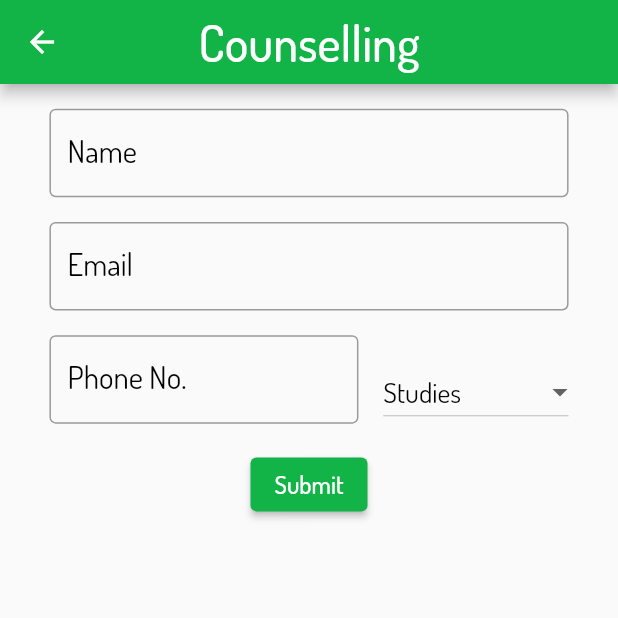
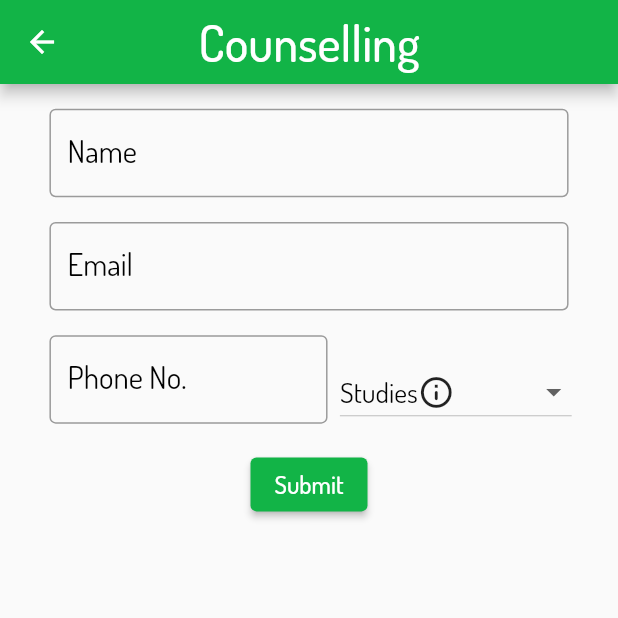
Before and after one commit to JayeshHadke/Kingdoms_Kid, a Flutter app: the CounsellingPage screen opened directly, on a phone screen of 412 x 824 dp, the top half of it. Run offline on Flutter 3.47's test engine with Material 2 defaults, Android fonts, the phone set to English and light mode, and no system bars; our stand-ins replace audioplayers, fluttertoast, youtube_player_flutter; missing offline and left inert: clipboard, pdf_viewer_plugin.

Commit message:
Counselling Page list updated with Icons and tooltip

```diff
--- a/lib/widgets/counsellingPage.dart
+++ b/lib/widgets/counsellingPage.dart
@@ -44,9 +44,11 @@ class _CounsellingPageState extends State<CounsellingPage> {
                   ),
                   child: TextField(
                     onChanged: (value) {
-                      setState(() {
+                      setState(
+                        () {
                           name = value;
-                      });
+                        },
+                      );
                     },
                     keyboardType: TextInputType.name,
                     decoration: InputDecoration(
@@ -96,7 +98,7 @@ class _CounsellingPageState extends State<CounsellingPage> {
                 Row(
                   children: [
                     Container(
-                      width: MediaQuery.of(context).size.width * 0.5,
+                      width: MediaQuery.of(context).size.width * 0.45,
                       padding: EdgeInsets.only(
                           bottom: MediaQuery.of(context).size.height * 0.02),
                       child: TextField(
@@ -124,21 +126,21 @@ class _CounsellingPageState extends State<CounsellingPage> {
                       ),
                     ),
                     SizedBox(
-                      width: MediaQuery.of(context).size.width * 0.04,
+                      width: MediaQuery.of(context).size.width * 0.02,
                     ),
                     SizedBox(
-                      width: MediaQuery.of(context).size.width * 0.3,
+                      // width: MediaQuery.of(context).size.width * 0.34,
                       child: DropdownButton(
                         items: CounsellingTypes.map(
                           (CounsellingData items) {
                             return DropdownMenuItem<String>(
                               value: items.title,
-                              child: Tooltip(
-                                message: items.description,
-                                preferBelow: false,
-                                showDuration: const Duration(seconds: 2),
-                                waitDuration: const Duration(seconds: 1),
-                                child: Text(
+                              alignment: Alignment.center,
+                              child: Row(
+                                mainAxisAlignment:
+                                    MainAxisAlignment.spaceBetween,
+                                children: [
+                                  Text(
                                     items.title.toString(),
                                     style: TextStyle(
                                         fontFamily: 'Dosis',
@@ -147,6 +149,18 @@ class _CounsellingPageState extends State<CounsellingPage> {
                                             MediaQuery.of(context).size.width *
                                                 0.045),
                                   ),
+                                  Tooltip(
+                                    message: items.description,
+                                    preferBelow: false,
+                                    showDuration: const Duration(seconds: 2),
+                                    waitDuration: const Duration(seconds: 1),
+                                    triggerMode: TooltipTriggerMode.longPress,
+                                    child: Icon(Icons.info_outline_rounded,
+                                        size:
+                                            MediaQuery.of(context).size.width *
+                                                0.06),
+                                  ),
+                                ],
                               ),
                             );
                           },
```
Lines whose indentation alone changed are shown as unchanged.
